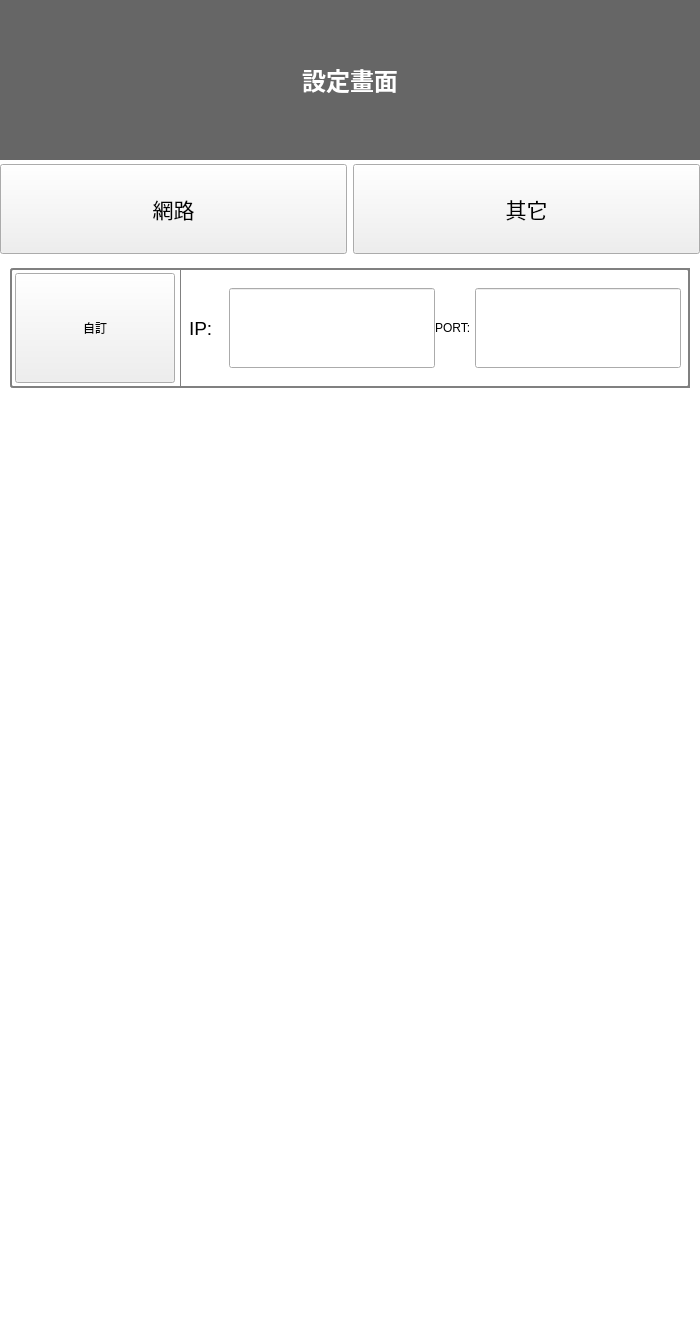
First picture: the form in BRClient/StageSetting.ui, repository roger0816/BRC, before the edit.
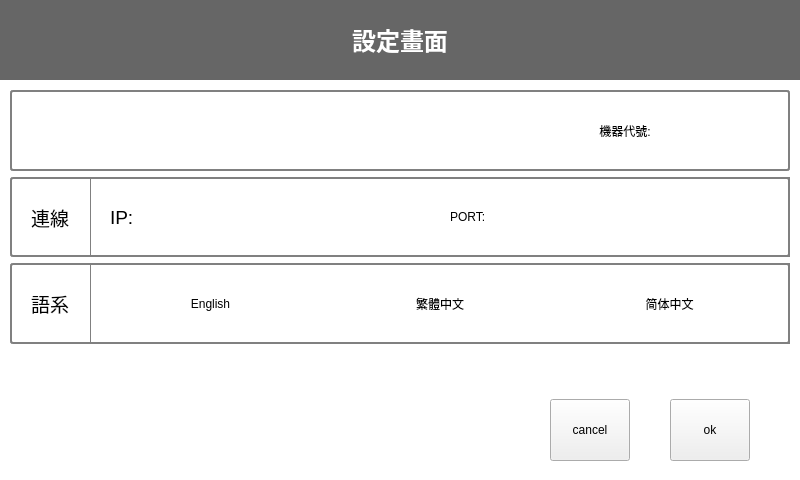
Second picture: the form after the edit. Custom widgets are drawn as their Qt base class.

Diff of the .ui file:
```diff
--- a/BRClient/StageSetting.ui
+++ b/BRClient/StageSetting.ui
@@ -6,8 +6,8 @@
    <rect>
     <x>0</x>
     <y>0</y>
-    <width>700</width>
-    <height>1338</height>
+    <width>800</width>
+    <height>480</height>
    </rect>
   </property>
   <property name="windowTitle">
@@ -52,32 +52,11 @@
        <number>0</number>
       </property>
       <item row="0" column="0">
-       <widget class="QWidget" name="widget" native="true">
-        <layout class="QGridLayout" name="gridLayout_3">
-         <property name="leftMargin">
-          <number>0</number>
-         </property>
-         <property name="topMargin">
-          <number>0</number>
-         </property>
-         <property name="rightMargin">
-          <number>0</number>
-         </property>
-         <property name="bottomMargin">
-          <number>0</number>
-         </property>
-         <property name="horizontalSpacing">
-          <number>0</number>
-         </property>
-         <property name="verticalSpacing">
-          <number>4</number>
-         </property>
-         <item row="0" column="0">
           <widget class="QWidget" name="wTitle" native="true">
            <property name="minimumSize">
             <size>
              <width>0</width>
-             <height>160</height>
+          <height>80</height>
             </size>
            </property>
            <property name="maximumSize">
@@ -90,6 +69,21 @@
             <string notr="true">background-color: rgb(102, 102, 102);</string>
            </property>
            <layout class="QGridLayout" name="gridLayout_5">
+         <property name="leftMargin">
+          <number>0</number>
+         </property>
+         <property name="topMargin">
+          <number>0</number>
+         </property>
+         <property name="rightMargin">
+          <number>0</number>
+         </property>
+         <property name="bottomMargin">
+          <number>0</number>
+         </property>
+         <property name="spacing">
+          <number>0</number>
+         </property>
             <item row="0" column="0">
              <widget class="QLabel" name="label_3">
               <property name="font">
@@ -114,116 +108,72 @@
            </layout>
           </widget>
          </item>
-         <item row="2" column="0">
+      <item row="1" column="0">
           <widget class="QWidget" name="wBody" native="true">
            <layout class="QGridLayout" name="gridLayout_10">
             <property name="leftMargin">
-             <number>5</number>
+          <number>0</number>
             </property>
             <property name="topMargin">
-             <number>5</number>
+          <number>0</number>
             </property>
             <property name="rightMargin">
-             <number>5</number>
+          <number>0</number>
             </property>
             <property name="bottomMargin">
-             <number>5</number>
+          <number>0</number>
+         </property>
+         <property name="spacing">
+          <number>0</number>
             </property>
             <item row="0" column="0">
              <widget class="QStackedWidget" name="stackedWidget">
               <widget class="QWidget" name="page">
-               <layout class="QGridLayout" name="gridLayout_23">
+            <layout class="QGridLayout" name="gridLayout_6">
                 <property name="leftMargin">
-                 <number>5</number>
+              <number>10</number>
                 </property>
                 <property name="topMargin">
-                 <number>5</number>
+              <number>10</number>
                 </property>
                 <property name="rightMargin">
-                 <number>5</number>
+              <number>10</number>
                 </property>
                 <property name="bottomMargin">
-                 <number>0</number>
-                </property>
-                <property name="verticalSpacing">
-                 <number>40</number>
-                </property>
-                <item row="9" column="0">
-                 <widget class="ItemSetting" name="vNetSetting3" native="true">
-                  <property name="minimumSize">
-                   <size>
-                    <width>0</width>
-                    <height>120</height>
-                   </size>
-                  </property>
-                  <property name="maximumSize">
+              <number>10</number>
+             </property>
+             <item row="3" column="0">
+              <spacer name="verticalSpacer">
+               <property name="orientation">
+                <enum>Qt::Vertical</enum>
+               </property>
+               <property name="sizeType">
+                <enum>QSizePolicy::Minimum</enum>
+               </property>
+               <property name="sizeHint" stdset="0">
                    <size>
-                    <width>16777215</width>
-                    <height>400</height>
-                   </size>
-                  </property>
-                  <zorder>verticalSpacer</zorder>
-                  <zorder>vNetSetting2</zorder>
-                 </widget>
-                </item>
-                <item row="8" column="0">
-                 <widget class="ItemSetting" name="vNetSetting2" native="true">
-                  <property name="minimumSize">
-                   <size>
-                    <width>0</width>
-                    <height>120</height>
-                   </size>
-                  </property>
-                  <property name="maximumSize">
-                   <size>
-                    <width>16777215</width>
-                    <height>400</height>
-                   </size>
-                  </property>
-                 </widget>
-                </item>
-                <item row="5" column="0">
-                 <widget class="QWidget" name="wFreeSetting" native="true">
-                  <property name="minimumSize">
-                   <size>
-                    <width>0</width>
-                    <height>120</height>
-                   </size>
-                  </property>
-                  <layout class="QGridLayout" name="gridLayout_8">
-                   <property name="leftMargin">
-                    <number>0</number>
-                   </property>
-                   <property name="topMargin">
-                    <number>0</number>
-                   </property>
-                   <property name="rightMargin">
-                    <number>0</number>
-                   </property>
-                   <property name="bottomMargin">
-                    <number>0</number>
-                   </property>
-                   <property name="spacing">
-                    <number>0</number>
-                   </property>
-                   <item row="0" column="0">
-                    <widget class="QWidget" name="w0" native="true">
-                     <property name="minimumSize">
-                      <size>
-                       <width>121</width>
+                 <width>20</width>
                        <height>40</height>
                       </size>
                      </property>
-                     <property name="maximumSize">
+              </spacer>
+             </item>
+             <item row="1" column="0">
+              <widget class="QWidget" name="wNetwork" native="true">
+               <property name="minimumSize">
                       <size>
-                       <width>16777215</width>
-                       <height>200</height>
+                 <width>121</width>
+                 <height>80</height>
                       </size>
                      </property>
                      <property name="styleSheet">
-                      <string notr="true">QWidget#w0{ border: 2px solid gray;
+                <string notr="true">QWidget#wNetwork{ border: 2px solid gray;
     border-radius: 3px;
     padding: 1px 18px 1px 3px;
+    min-width: 6em;}
+
+QWidget#w0_1{    border: 1px solid gray;
+    padding: 1px 18px 1px 3px;
     min-width: 6em;}</string>
                      </property>
                      <layout class="QGridLayout" name="gridLayout_4">
@@ -242,120 +192,72 @@
                       <property name="spacing">
                        <number>0</number>
                       </property>
-                      <item row="0" column="0" rowspan="2">
-                       <widget class="QWidget" name="w0_0" native="true">
-                        <property name="minimumSize">
-                         <size>
-                          <width>0</width>
-                          <height>0</height>
-                         </size>
-                        </property>
-                        <property name="maximumSize">
-                         <size>
-                          <width>200</width>
-                          <height>16777215</height>
-                         </size>
-                        </property>
-                        <layout class="QGridLayout" name="gridLayout_7">
-                         <property name="leftMargin">
-                          <number>5</number>
-                         </property>
-                         <property name="topMargin">
-                          <number>5</number>
-                         </property>
-                         <property name="rightMargin">
-                          <number>5</number>
-                         </property>
-                         <property name="bottomMargin">
-                          <number>5</number>
-                         </property>
                          <item row="0" column="0">
-                          <widget class="QPushButton" name="btn0_2">
-                           <property name="sizePolicy">
-                            <sizepolicy hsizetype="Minimum" vsizetype="Minimum">
-                             <horstretch>0</horstretch>
-                             <verstretch>0</verstretch>
-                            </sizepolicy>
-                           </property>
-                           <property name="minimumSize">
-                            <size>
-                             <width>160</width>
-                             <height>0</height>
-                            </size>
-                           </property>
+                 <widget class="QLabel" name="label">
                            <property name="maximumSize">
                             <size>
-                             <width>160</width>
+                    <width>80</width>
                              <height>16777215</height>
                             </size>
                            </property>
-                           <property name="styleSheet">
-                            <string notr="true"/>
+                  <property name="font">
+                   <font>
+                    <pointsize>14</pointsize>
+                   </font>
                            </property>
                            <property name="text">
-                            <string>自訂</string>
-                           </property>
-                           <property name="checkable">
-                            <bool>true</bool>
+                   <string>連線</string>
+                  </property>
+                  <property name="alignment">
+                   <set>Qt::AlignCenter</set>
                            </property>
                           </widget>
                          </item>
-                        </layout>
-                       </widget>
-                      </item>
-                      <item row="0" column="1" rowspan="2">
+                <item row="0" column="1">
                        <widget class="QWidget" name="w0_1" native="true">
+                  <property name="minimumSize">
+                   <size>
+                    <width>119</width>
+                    <height>80</height>
+                   </size>
+                  </property>
+                  <property name="font">
+                   <font>
+                    <pointsize>16</pointsize>
+                   </font>
+                  </property>
                         <property name="styleSheet">
-                         <string notr="true">QWidget#w0_1{    border: 1px solid gray;
-    padding: 1px 18px 1px 3px;
-    min-width: 6em;}</string>
+                   <string notr="true"/>
                         </property>
                         <layout class="QGridLayout" name="gridLayout_11">
+                   <property name="leftMargin">
+                    <number>20</number>
+                   </property>
                          <property name="topMargin">
                           <number>20</number>
                          </property>
+                   <property name="rightMargin">
+                    <number>20</number>
+                   </property>
                          <property name="bottomMargin">
                           <number>20</number>
                          </property>
                          <property name="horizontalSpacing">
-                          <number>0</number>
-                         </property>
-                         <item row="0" column="1">
-                          <widget class="QLineEdit" name="lineEdit">
-                           <property name="sizePolicy">
-                            <sizepolicy hsizetype="Expanding" vsizetype="Minimum">
-                             <horstretch>0</horstretch>
-                             <verstretch>0</verstretch>
-                            </sizepolicy>
-                           </property>
-                          </widget>
-                         </item>
-                         <item row="0" column="2">
-                          <widget class="QLabel" name="lb0">
-                           <property name="minimumSize">
-                            <size>
-                             <width>40</width>
-                             <height>0</height>
-                            </size>
-                           </property>
-                           <property name="maximumSize">
-                            <size>
-                             <width>40</width>
-                             <height>16777215</height>
-                            </size>
-                           </property>
-                           <property name="text">
-                            <string>PORT:</string>
-                           </property>
-                          </widget>
-                         </item>
+                    <number>20</number>
+                   </property>
                          <item row="0" column="3">
-                          <widget class="QLineEdit" name="lineEdit_2">
-                           <property name="sizePolicy">
-                            <sizepolicy hsizetype="Expanding" vsizetype="Minimum">
-                             <horstretch>0</horstretch>
-                             <verstretch>0</verstretch>
-                            </sizepolicy>
+                    <widget class="Vinput" name="txtPort" native="true">
+                     <property name="styleSheet">
+                      <string notr="true">background-color: rgb(255, 255, 255);
+color: rgb(0, 0, 0);</string>
+                     </property>
+                    </widget>
+                   </item>
+                   <item row="0" column="1">
+                    <widget class="Vinput" name="txtIp" native="true">
+                     <property name="styleSheet">
+                      <string notr="true">background-color: rgb(255, 255, 255);
+color: rgb(0, 0, 0);</string>
                            </property>
                           </widget>
                          </item>
@@ -383,58 +285,328 @@
                            </property>
                           </widget>
                          </item>
+                   <item row="0" column="2">
+                    <widget class="QLabel" name="lb0">
+                     <property name="minimumSize">
+                      <size>
+                       <width>40</width>
+                       <height>0</height>
+                      </size>
+                     </property>
+                     <property name="maximumSize">
+                      <size>
+                       <width>40</width>
+                       <height>16777215</height>
+                      </size>
+                     </property>
+                     <property name="text">
+                      <string>PORT:</string>
+                     </property>
+                    </widget>
+                   </item>
                         </layout>
                        </widget>
                       </item>
                      </layout>
                     </widget>
                    </item>
+             <item row="2" column="0">
+              <widget class="QWidget" name="wLanguage" native="true">
+               <property name="minimumSize">
+                <size>
+                 <width>121</width>
+                 <height>80</height>
+                </size>
+               </property>
+               <property name="maximumSize">
+                <size>
+                 <width>16777215</width>
+                 <height>100000</height>
+                </size>
+               </property>
+               <property name="font">
+                <font>
+                 <pointsize>16</pointsize>
+                </font>
+               </property>
+               <property name="styleSheet">
+                <string notr="true">QWidget#wLanguage{ border: 2px solid gray;
+    border-radius: 3px;
+    padding: 1px 18px 1px 3px;
+    min-width: 6em;}
+
+QWidget#w2{    border: 1px solid gray;
+    padding: 1px 18px 1px 3px;
+    min-width: 6em;}
+</string>
+               </property>
+               <layout class="QGridLayout" name="gridLayout_12">
+                <property name="leftMargin">
+                 <number>0</number>
+                </property>
+                <property name="topMargin">
+                 <number>0</number>
+                </property>
+                <property name="rightMargin">
+                 <number>0</number>
+                </property>
+                <property name="bottomMargin">
+                 <number>0</number>
+                </property>
+                <property name="spacing">
+                 <number>0</number>
+                </property>
+                <item row="0" column="0">
+                 <widget class="QLabel" name="lb0_2">
+                  <property name="minimumSize">
+                   <size>
+                    <width>40</width>
+                    <height>0</height>
+                   </size>
+                  </property>
+                  <property name="maximumSize">
+                   <size>
+                    <width>80</width>
+                    <height>16777215</height>
+                   </size>
+                  </property>
+                  <property name="font">
+                   <font>
+                    <pointsize>14</pointsize>
+                   </font>
+                  </property>
+                  <property name="text">
+                   <string>語系</string>
+                  </property>
+                  <property name="alignment">
+                   <set>Qt::AlignCenter</set>
+                  </property>
+                 </widget>
+                </item>
+                <item row="0" column="1">
+                 <widget class="QWidget" name="w2" native="true">
+                  <layout class="QGridLayout" name="gridLayout_8">
+                   <item row="0" column="0">
+                    <widget class="QPushButton" name="btnEn">
+                     <property name="sizePolicy">
+                      <sizepolicy hsizetype="Minimum" vsizetype="Minimum">
+                       <horstretch>0</horstretch>
+                       <verstretch>0</verstretch>
+                      </sizepolicy>
+                     </property>
+                     <property name="text">
+                      <string>English</string>
+                     </property>
+                     <property name="checkable">
+                      <bool>true</bool>
+                     </property>
+                     <property name="flat">
+                      <bool>true</bool>
+                     </property>
+                    </widget>
+                   </item>
+                   <item row="0" column="1">
+                    <widget class="QPushButton" name="btnTw">
+                     <property name="sizePolicy">
+                      <sizepolicy hsizetype="Minimum" vsizetype="Minimum">
+                       <horstretch>0</horstretch>
+                       <verstretch>0</verstretch>
+                      </sizepolicy>
+                     </property>
+                     <property name="text">
+                      <string>繁體中文</string>
+                     </property>
+                     <property name="checkable">
+                      <bool>true</bool>
+                     </property>
+                     <property name="flat">
+                      <bool>true</bool>
+                     </property>
+                    </widget>
+                   </item>
+                   <item row="0" column="2">
+                    <widget class="QPushButton" name="btnCn">
+                     <property name="sizePolicy">
+                      <sizepolicy hsizetype="Minimum" vsizetype="Minimum">
+                       <horstretch>0</horstretch>
+                       <verstretch>0</verstretch>
+                      </sizepolicy>
+                     </property>
+                     <property name="text">
+                      <string>简体中文</string>
+                     </property>
+                     <property name="checkable">
+                      <bool>true</bool>
+                     </property>
+                     <property name="flat">
+                      <bool>true</bool>
+                     </property>
+                    </widget>
+                   </item>
                   </layout>
                  </widget>
                 </item>
-                <item row="7" column="0">
-                 <widget class="ItemSetting" name="vNetSetting1" native="true">
+               </layout>
+              </widget>
+             </item>
+             <item row="4" column="0">
+              <widget class="QWidget" name="widget" native="true">
                   <property name="minimumSize">
                    <size>
                     <width>0</width>
-                    <height>120</height>
-                   </size>
-                  </property>
+                 <height>60</height>
+                </size>
+               </property>
+               <layout class="QGridLayout" name="gridLayout_3">
+                <property name="rightMargin">
+                 <number>40</number>
+                </property>
+                <property name="horizontalSpacing">
+                 <number>40</number>
+                </property>
+                <item row="0" column="1">
+                 <widget class="QPushButton" name="btnCancel">
+                  <property name="sizePolicy">
+                   <sizepolicy hsizetype="Minimum" vsizetype="Minimum">
+                    <horstretch>0</horstretch>
+                    <verstretch>0</verstretch>
+                   </sizepolicy>
+                  </property>
+                  <property name="minimumSize">
+                   <size>
+                    <width>80</width>
+                    <height>0</height>
+                   </size>
+                  </property>
                   <property name="maximumSize">
                    <size>
-                    <width>16777215</width>
-                    <height>400</height>
+                    <width>80</width>
+                    <height>16777215</height>
                    </size>
                   </property>
+                  <property name="text">
+                   <string>cancel</string>
+                  </property>
                  </widget>
                 </item>
-                <item row="11" column="0">
-                 <spacer name="verticalSpacer">
+                <item row="0" column="2">
+                 <widget class="QPushButton" name="btnCheck">
+                  <property name="sizePolicy">
+                   <sizepolicy hsizetype="Minimum" vsizetype="Minimum">
+                    <horstretch>0</horstretch>
+                    <verstretch>0</verstretch>
+                   </sizepolicy>
+                  </property>
+                  <property name="minimumSize">
+                   <size>
+                    <width>80</width>
+                    <height>0</height>
+                   </size>
+                  </property>
+                  <property name="maximumSize">
+                   <size>
+                    <width>80</width>
+                    <height>16777215</height>
+                   </size>
+                  </property>
+                  <property name="text">
+                   <string>ok</string>
+                  </property>
+                 </widget>
+                </item>
+                <item row="0" column="0">
+                 <spacer name="horizontalSpacer">
                   <property name="orientation">
-                   <enum>Qt::Vertical</enum>
+                   <enum>Qt::Horizontal</enum>
                   </property>
                   <property name="sizeHint" stdset="0">
                    <size>
-                    <width>20</width>
-                    <height>40</height>
+                    <width>40</width>
+                    <height>20</height>
                    </size>
                   </property>
                  </spacer>
                 </item>
-                <item row="6" column="0">
-                 <widget class="ItemSetting" name="vNetSetting0" native="true">
+               </layout>
+              </widget>
+             </item>
+             <item row="0" column="0">
+              <widget class="QWidget" name="wMachine" native="true">
                   <property name="minimumSize">
                    <size>
                     <width>121</width>
-                    <height>120</height>
-                   </size>
-                  </property>
+                 <height>80</height>
+                </size>
+               </property>
+               <property name="styleSheet">
+                <string notr="true">QWidget#wMachine{ border: 2px solid gray;
+    border-radius: 3px;
+    padding: 1px 18px 1px 3px;
+    min-width: 6em;}
+
+QWidget#w2{    border: 1px solid gray;
+    padding: 1px 18px 1px 3px;
+    min-width: 6em;}</string>
+               </property>
+               <layout class="QGridLayout" name="gridLayout_7">
+                <item row="0" column="1">
+                 <widget class="QLabel" name="label_2">
+                  <property name="minimumSize">
+                   <size>
+                    <width>100</width>
+                    <height>0</height>
+                   </size>
+                  </property>
                   <property name="maximumSize">
                    <size>
-                    <width>16777215</width>
-                    <height>400</height>
+                    <width>300</width>
+                    <height>16777215</height>
                    </size>
                   </property>
+                  <property name="text">
+                   <string>機器代號:</string>
+                  </property>
+                  <property name="alignment">
+                   <set>Qt::AlignCenter</set>
+                  </property>
+                 </widget>
+                </item>
+                <item row="0" column="2">
+                 <widget class="QLabel" name="txtMachineId">
+                  <property name="minimumSize">
+                   <size>
+                    <width>100</width>
+                    <height>0</height>
+                   </size>
+                  </property>
+                  <property name="maximumSize">
+                   <size>
+                    <width>300</width>
+                    <height>16777215</height>
+                   </size>
+                  </property>
+                  <property name="text">
+                   <string/>
+                  </property>
+                 </widget>
+                </item>
+                <item row="0" column="0">
+                 <spacer name="horizontalSpacer_2">
+                  <property name="orientation">
+                   <enum>Qt::Horizontal</enum>
+                  </property>
+                  <property name="sizeType">
+                   <enum>QSizePolicy::MinimumExpanding</enum>
+                  </property>
+                  <property name="sizeHint" stdset="0">
+                   <size>
+                    <width>40</width>
+                    <height>20</height>
+                   </size>
+                  </property>
+                 </spacer>
+                </item>
+               </layout>
                  </widget>
                 </item>
                </layout>
@@ -445,75 +617,6 @@
            </layout>
           </widget>
          </item>
-         <item row="1" column="0">
-          <widget class="QWidget" name="wSub" native="true">
-           <property name="minimumSize">
-            <size>
-             <width>0</width>
-             <height>90</height>
-            </size>
-           </property>
-           <property name="maximumSize">
-            <size>
-             <width>16777215</width>
-             <height>100</height>
-            </size>
-           </property>
-           <layout class="QGridLayout" name="gridLayout_9">
-            <property name="leftMargin">
-             <number>0</number>
-            </property>
-            <property name="topMargin">
-             <number>0</number>
-            </property>
-            <property name="rightMargin">
-             <number>0</number>
-            </property>
-            <property name="bottomMargin">
-             <number>0</number>
-            </property>
-            <item row="0" column="1">
-             <widget class="QPushButton" name="pushButton">
-              <property name="sizePolicy">
-               <sizepolicy hsizetype="Minimum" vsizetype="Minimum">
-                <horstretch>0</horstretch>
-                <verstretch>0</verstretch>
-               </sizepolicy>
-              </property>
-              <property name="font">
-               <font>
-                <pointsize>16</pointsize>
-               </font>
-              </property>
-              <property name="text">
-               <string>其它</string>
-              </property>
-             </widget>
-            </item>
-            <item row="0" column="0">
-             <widget class="QPushButton" name="pushButton_2">
-              <property name="sizePolicy">
-               <sizepolicy hsizetype="Minimum" vsizetype="Minimum">
-                <horstretch>0</horstretch>
-                <verstretch>0</verstretch>
-               </sizepolicy>
-              </property>
-              <property name="font">
-               <font>
-                <pointsize>16</pointsize>
-               </font>
-              </property>
-              <property name="text">
-               <string>網路</string>
-              </property>
-             </widget>
-            </item>
-           </layout>
-          </widget>
-         </item>
-        </layout>
-       </widget>
-      </item>
      </layout>
     </widget>
    </item>
@@ -521,9 +624,9 @@
  </widget>
  <customwidgets>
   <customwidget>
-   <class>ItemSetting</class>
+   <class>Vinput</class>
    <extends>QWidget</extends>
-   <header>ItemSetting.h</header>
+   <header>Vinput.h</header>
    <container>1</container>
   </customwidget>
  </customwidgets>
```
Lines whose indentation alone changed are shown as unchanged.
